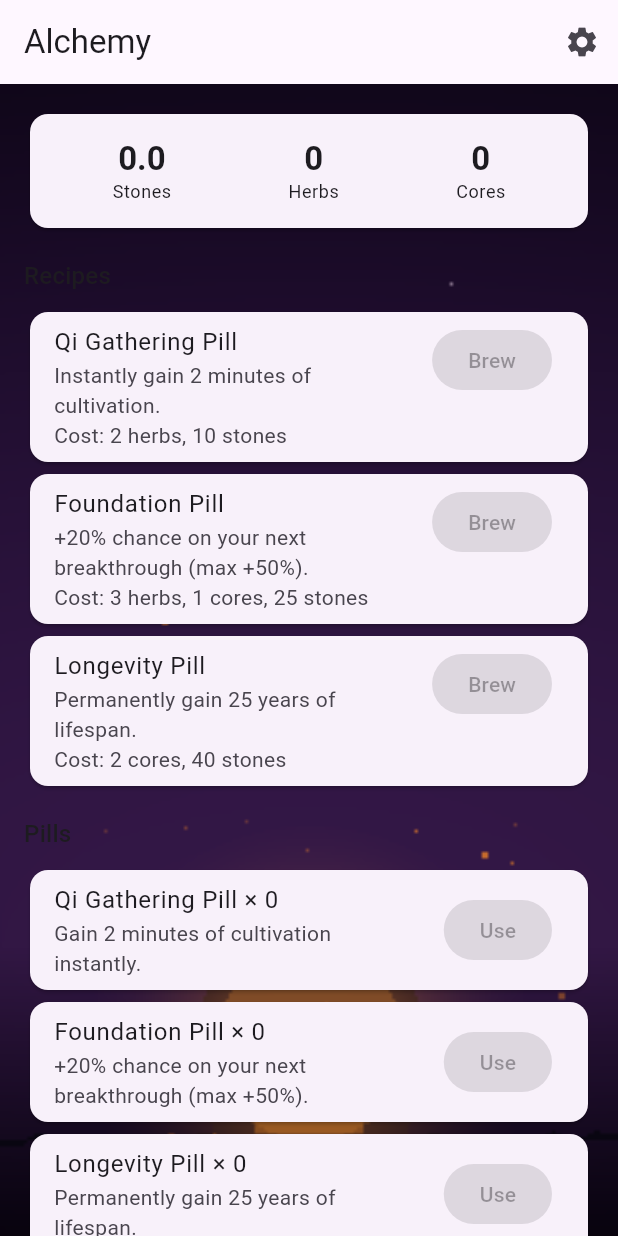
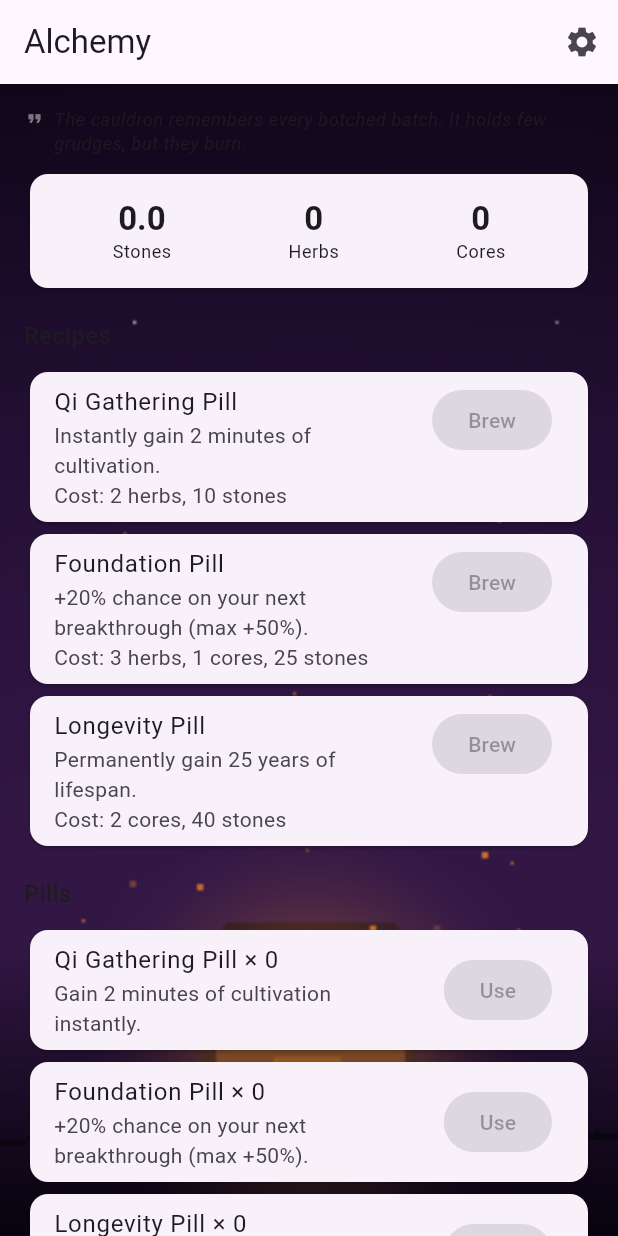
Before and after one commit to KingMavin/new, a Flutter app: the AlchemyScreen screen opened directly with empty values, on a phone screen of 412 x 824 dp. Run offline on Flutter 3.47's test engine with Material 3 defaults, Android fonts, the phone set to English and light mode, and no system bars; our stand-ins replace audioplayers, shared_preferences; accounts and stored records are empty.

Commit message:
Phase 19: narrator layer - a voice line for every screen and a dialogue for every case (breakthrough, tribulation, tournament, war, hunt, forge, promotion, reincarnation, ascension)
Co-authored-by: KingMavin <KingMavin@users.noreply.github.com>

```diff
--- /dev/null
+++ b/lib/game/models/narration.dart
@@ -0,0 +1,149 @@
+class NarrationCatalog {
+  static const Map<String, List<String>> screens = {
+    'home': [
+      'The courtyard keeps your seat, if not your name. Qi gathers for those who sit long enough.',
+      'Stones remember the hands that were laid on them. Lay yours down again.',
+      'Another morning in the compound. The tea is cold; the dao is patient.',
+      'The basin ripples without wind. Upstream, someone has broken through \u2014 or died trying.',
+    ],
+    'world': [
+      'Every road outside these walls is a rumor with teeth.',
+      'The mapmaker only draws what survived the drawing trip.',
+      'Where the ink stops, the world begins.',
+      'Travelers say the hidden places move. The map disagrees. The map is often wrong.',
+    ],
+    'alchemy': [
+      'The fire reads your temperament through the coal. Do not lie to it.',
+      'A pill is a promise. Most furnaces keep them; none forgive haste.',
+      'Grind, weigh, breathe, wait. The fourth step is where alchemists die.',
+      'The cauldron remembers every botched batch. It holds few grudges, but they burn.',
+    ],
+    'sect': [
+      'Halls rise and halls fall. What a sect keeps is its debt ledger \u2014 read yours.',
+    ],
+    'dao': [
+      'The tablet says: what you cannot release will hold you at the gate.',
+      'Cultivation is a stair built of yesterdays. Step carefully on your own.',
+      'Ask the mirror who climbed. Ask the mountain who remained.',
+      'The dao has no favorites. It only has bills.',
+    ],
+    'store': [
+      'The temple keeps honest books. The prices simply kneel to no one.',
+      'Support the path and the path supports you \u2014 that is the whole catechism.',
+      'No fate is sold here, only comfort for the road.',
+    ],
+    'sect_store': [
+      'The quartermaster counts stones, not reputations. Bring enough stones.',
+      'Everything on these shelves was forged, grown, or inherited by someone who trained harder.',
+      'The armory ledger is short for friends and exact for everyone.',
+    ],
+    'tribulation': [
+      'The sky does not hate you. The sky is merely accurate.',
+      'Thunder is the heavens checking their ledger. Stand still while the sums are done.',
+      'What climbs must be weighed. What is weighed may crack.',
+    ],
+    'encounter': [
+      'Steel settles what discussion cannot.',
+    ],
+    'settings': [
+      'Records do not make a life. They prove you had one.',
+      'The registry is dry work, but the registry is forever.',
+      'Somewhere in these files is the version of you the world will keep.',
+    ],
+  };
+
+  static const Map<String, List<String>> cases = {
+    'breakthrough_success': [
+      'The gate opened because you insisted. The heavens log such insistence.',
+      'Older cultivators nod without knowing why. Something crossed a threshold tonight.',
+      'The weather cleared at precisely the wrong moment for your enemies.',
+    ],
+    'breakthrough_failure': [
+      'The qi refused in the same way a horse refuses \u2014 completely, then briefly, then completely.',
+      'You were not rejected. You were read, and returned for revision.',
+      'Bruised meridians mend. Only impatience scars.',
+    ],
+    'tribulation_survived': [
+      'The sky is silent now, and the silence is a signature.',
+      'You stood in the arithmetic of heaven and were not subtracted.',
+      'Somewhere below, a mortal counted the lightning and was glad it was not aimed at them.',
+    ],
+    'tribulation_failed': [
+      'The storm took what it came for and left you the lesson.',
+      'Heaven re-balances all books. Yours will bear this entry a while.',
+      'What broke will knit. What panicked will still be curling up when you dream.',
+    ],
+    'tournament_victory': [
+      'The platform remembers its winners loudly and its losers longer.',
+      'Your name got heavier today. Sects prefer heavy names.',
+      'The bout ended the way doctrine wishes everything ended: cleanly, in front of witnesses.',
+    ],
+    'tournament_defeat': [
+      'The arena is honest, which is why so few cultivators like it.',
+      'Losing on the platform costs less than losing in the wild. Pay the cheaper lesson.',
+      'A bowed head in daylight weighs less than a broken oath in secret.',
+    ],
+    'war_victory': [
+      'The banners will be counted by survivors, and the survivors count you.',
+      'The enemy line learned your sect\u2019s grammar the hard way.',
+      'Wars are won by the side that runs out of reasons to leave first. You brought arithmetic.',
+    ],
+    'war_defeat': [
+      'The front keeps everyone\u2019s contribution, even the fallen\u2019s. March again when you can hold a spear.',
+      'Defeat is a rumor in some courts. In the clan courts it is a schedule.',
+      'You left the field behind you. Leave the loss there too \u2014 but bring the notebook.',
+    ],
+    'hunt_victory': [
+      'The wilds deducted one beast and awarded one anecdote.',
+      'Carcasses tell the next beast everything. They never listen.',
+      'The road is safer by one monster and two legends.',
+    ],
+    'hunt_defeat': [
+      'The beast wrote nothing down. The wound will do the teaching.',
+      'You will live to read about this hunt. Authorship is optional next time.',
+      'Some roads collect tolls in blood. You prepaid.',
+    ],
+    'forge_success': [
+      'The furnace exhaled and called it fair. Few offerings earn that.',
+      'The metal gave up its objections one by one. So will your enemies.',
+      'A blade born honest seldom lies. Mind what you ask it.',
+    ],
+    'forge_failure': [
+      'The furnace kept the materials and mailed back the humility.',
+      'Slag teaches patience. Patience forgives slag. The stones do neither.',
+      'The forge remembers failed batches the way sects remember traitors \u2014 briefly, then usefully.',
+    ],
+    'promotion': [
+      'Your name moved one row higher on the ledger. Rows are earned here, never bought.',
+      'The hall does not get warmer with rank. Only the view changes.',
+      'Somewhere a senior disciple loosened their collar without knowing why.',
+    ],
+    'reincarnation': [
+      'The wheel turns whether you watch or blink. You watched. It counts double.',
+      'A new name, an old river: the water does not remember, but the stones do.',
+      'You died as someone and were born as no one. Both were you. Cultivate accordingly.',
+    ],
+    'ascension': [
+      'The gates were built narrow on purpose. You came through sideways, past the keepers, carrying everything.',
+      'What the heavens file under \u2018ascended\u2019, the world files under \u2018unfinished\u2019. Both are correct.',
+      'The legend is not that you left. The legend is what you left running.',
+    ],
+  };
+
+  static bool hasScreen(String screen) => screens.containsKey(screen);
+
+  static bool hasCase(String key) => cases.containsKey(key);
+
+  static String lineFor(Map<String, List<String>> source, String key, int seed) {
+    final lines = source[key];
+    if (lines == null || lines.isEmpty) return '';
+    final index = seed < 0 ? 0 : seed % lines.length;
+    return lines[index];
+  }
+
+  static String screenLine(String screen, {int? seed}) =>
+      lineFor(screens, screen, seed ?? DateTime.now().day);
+
+  static String caseLine(String key, {int? seed}) =>
+      lineFor(cases, key, seed ?? DateTime.now().day + key.length);
+}
--- a/lib/ui/app.dart
+++ b/lib/ui/app.dart
@@ -5,6 +5,7 @@ import 'package:immortal_path/game/engine/sect_engine.dart';
 import 'package:immortal_path/game/models/sect_npc.dart';
 import 'package:immortal_path/state/game_controller.dart';
 import 'package:immortal_path/ui/theme/backdrops.dart';
+import 'package:immortal_path/ui/theme/voice_line.dart';
 import 'package:immortal_path/ui/screens/world_screen.dart';
 import 'package:immortal_path/ui/screens/alchemy_screen.dart';
 import 'package:immortal_path/ui/screens/dao_screen.dart';
@@ -164,6 +165,10 @@ class _MainShellState extends State<MainShell> {
                   '\u2014 ${master.name}, ${master.title}',
                   style: Theme.of(context).textTheme.bodySmall,
                 ),
+                VoiceLine.caseOf(
+                  'promotion',
+                  seed: rank * 7 + controller.state.journal.length,
+                ),
               ],
             ),
             actions: [
--- a/lib/ui/screens/alchemy_screen.dart
+++ b/lib/ui/screens/alchemy_screen.dart
@@ -3,6 +3,7 @@ import 'package:flutter/material.dart';
 import 'package:immortal_path/game/engine/alchemy_engine.dart';
 import 'package:immortal_path/game/util/format.dart';
 import 'package:immortal_path/state/game_controller.dart';
+import 'package:immortal_path/ui/theme/voice_line.dart';
 import 'package:immortal_path/ui/screens/settings_screen.dart';
 import 'package:immortal_path/ui/theme/backdrops.dart';
 
@@ -66,6 +67,7 @@ class _AlchemyScreenState extends State<AlchemyScreen> {
             child: ListView(
               padding: const EdgeInsets.all(16),
               children: [
+                VoiceLine.screen('alchemy'),
                 Card(
                   child: Padding(
                     padding: const EdgeInsets.all(16),
--- a/lib/ui/screens/dao_screen.dart
+++ b/lib/ui/screens/dao_screen.dart
@@ -12,6 +12,7 @@ import 'package:immortal_path/game/models/soul_upgrade.dart';
 import 'package:immortal_path/game/models/technique.dart';
 import 'package:immortal_path/game/models/world_location.dart';
 import 'package:immortal_path/state/game_controller.dart';
+import 'package:immortal_path/ui/theme/voice_line.dart';
 import 'package:immortal_path/ui/screens/settings_screen.dart';
 import 'package:immortal_path/ui/screens/tribulation_screen.dart';
 import 'package:immortal_path/ui/theme/backdrops.dart';
@@ -57,6 +58,7 @@ class DaoScreen extends StatelessWidget {
             child: ListView(
               padding: const EdgeInsets.all(16),
               children: [
+                VoiceLine.screen('dao'),
                 if (state.tribulationActive)
                   Card(
                     color: Theme.of(context).colorScheme.errorContainer,
--- a/lib/ui/screens/sect_screen.dart
+++ b/lib/ui/screens/sect_screen.dart
@@ -17,6 +17,7 @@ import 'package:immortal_path/ui/screens/sect_store_screen.dart';
 import 'package:immortal_path/ui/screens/settings_screen.dart';
 import 'package:immortal_path/ui/screens/encounter_screen.dart';
 import 'package:immortal_path/ui/theme/backdrops.dart';
+import 'package:immortal_path/ui/theme/voice_line.dart';
 
 class SectScreen extends StatelessWidget {
   final GameController controller;
@@ -151,6 +152,7 @@ class SectScreen extends StatelessWidget {
             child: ListView(
               padding: const EdgeInsets.all(16),
               children: [
+                VoiceLine.screen('sect'),
                 if (sect == null) ...[
                   _TaskBoardCard(controller: controller),
                   const SizedBox(height: 16),
--- a/lib/ui/screens/settings_screen.dart
+++ b/lib/ui/screens/settings_screen.dart
@@ -2,6 +2,7 @@ import 'package:flutter/material.dart';
 import 'package:flutter/services.dart';
 
 import 'package:immortal_path/state/game_controller.dart';
+import 'package:immortal_path/ui/theme/voice_line.dart';
 import 'package:immortal_path/ui/screens/store_screen.dart';
 import 'package:immortal_path/ui/theme/backdrops.dart';
 
@@ -144,9 +145,11 @@ class _SettingsScreenState extends State<SettingsScreen> {
             ),
           ),
           const SizedBox(height: 8),
+          VoiceLine.screen('settings'),
+          const SizedBox(height: 8),
           const Center(
             child: Text(
-              'Version 0.18.0 \u2014 the mortal becomes immortal',
+              'Version 0.19.0 \u2014 the mortal becomes immortal',
               style: TextStyle(fontSize: 12),
             ),
           ),
--- a/lib/ui/screens/store_screen.dart
+++ b/lib/ui/screens/store_screen.dart
@@ -5,6 +5,7 @@ import 'package:immortal_path/game/models/game_state.dart';
 import 'package:immortal_path/game/models/monetization.dart';
 import 'package:immortal_path/game/util/format.dart';
 import 'package:immortal_path/state/game_controller.dart';
+import 'package:immortal_path/ui/theme/voice_line.dart';
 import 'package:immortal_path/ui/theme/backdrops.dart';
 
 class StoreScreen extends StatefulWidget {
@@ -35,6 +36,7 @@ class _StoreScreenState extends State<StoreScreen> {
           body: ListView(
             padding: const EdgeInsets.all(16),
             children: [
+              VoiceLine.screen('store'),
               if (!widget.controller.monetizationConfigured)
                 Card(
                   child: const ListTile(
--- a/lib/ui/screens/world_screen.dart
+++ b/lib/ui/screens/world_screen.dart
@@ -7,6 +7,7 @@ import 'package:immortal_path/game/models/realm_ladder.dart';
 import 'package:immortal_path/game/models/world_location.dart';
 import 'package:immortal_path/game/util/format.dart';
 import 'package:immortal_path/state/game_controller.dart';
+import 'package:immortal_path/ui/theme/voice_line.dart';
 import 'package:immortal_path/ui/screens/settings_screen.dart';
 import 'package:immortal_path/ui/screens/encounter_screen.dart';
 import 'package:immortal_path/ui/theme/location_theme.dart';
@@ -69,6 +70,7 @@ class WorldScreen extends StatelessWidget {
             child: ListView(
               padding: const EdgeInsets.all(16),
               children: [
+                VoiceLine.screen('world'),
                 _ActiveLocationCard(
                   location: active,
                   theme: theme,
--- /dev/null
+++ b/lib/ui/theme/voice_line.dart
@@ -0,0 +1,50 @@
+import 'package:flutter/material.dart';
+
+import 'package:immortal_path/game/models/narration.dart';
+
+class VoiceLine extends StatelessWidget {
+  final String text;
+  final TextAlign textAlign;
+  final EdgeInsets padding;
+
+  const VoiceLine(
+    this.text, {
+    super.key,
+    this.textAlign = TextAlign.start,
+    this.padding = const EdgeInsets.only(bottom: 8),
+  });
+
+  factory VoiceLine.screen(String screen, {int? seed}) =>
+      VoiceLine(NarrationCatalog.screenLine(screen, seed: seed));
+
+  factory VoiceLine.caseOf(String key, {int? seed}) =>
+      VoiceLine(NarrationCatalog.caseLine(key, seed: seed));
+
+  @override
+  Widget build(BuildContext context) {
+    if (text.isEmpty) return const SizedBox.shrink();
+    return Padding(
+      padding: padding,
+      child: Row(
+        crossAxisAlignment: CrossAxisAlignment.start,
+        children: [
+          Icon(
+            Icons.format_quote,
+            size: 14,
+            color: Theme.of(context).colorScheme.outline,
+          ),
+          const SizedBox(width: 6),
+          Expanded(
+            child: Text(
+              text,
+              textAlign: textAlign,
+              style: Theme.of(context).textTheme.bodySmall?.copyWith(
+                    fontStyle: FontStyle.italic,
+                  ),
+            ),
+          ),
+        ],
+      ),
+    );
+  }
+}
--- a/pubspec.yaml
+++ b/pubspec.yaml
@@ -1,7 +1,7 @@
 name: immortal_path
 description: A single-player idle cultivation RPG inspired by xianxia mythology.
 publish_to: "none"
-version: 0.18.0
+version: 0.19.0
 
 environment:
   sdk: ^3.5.0
```
Also changed, not shown: lib/ui/screens/encounter_screen.dart (+43 -0 lines), lib/ui/screens/home_screen.dart (+22 -5 lines), lib/ui/screens/sect_store_screen.dart (+10 -1 lines), lib/ui/screens/tribulation_screen.dart (+9 -1 lines), 2 other files.
